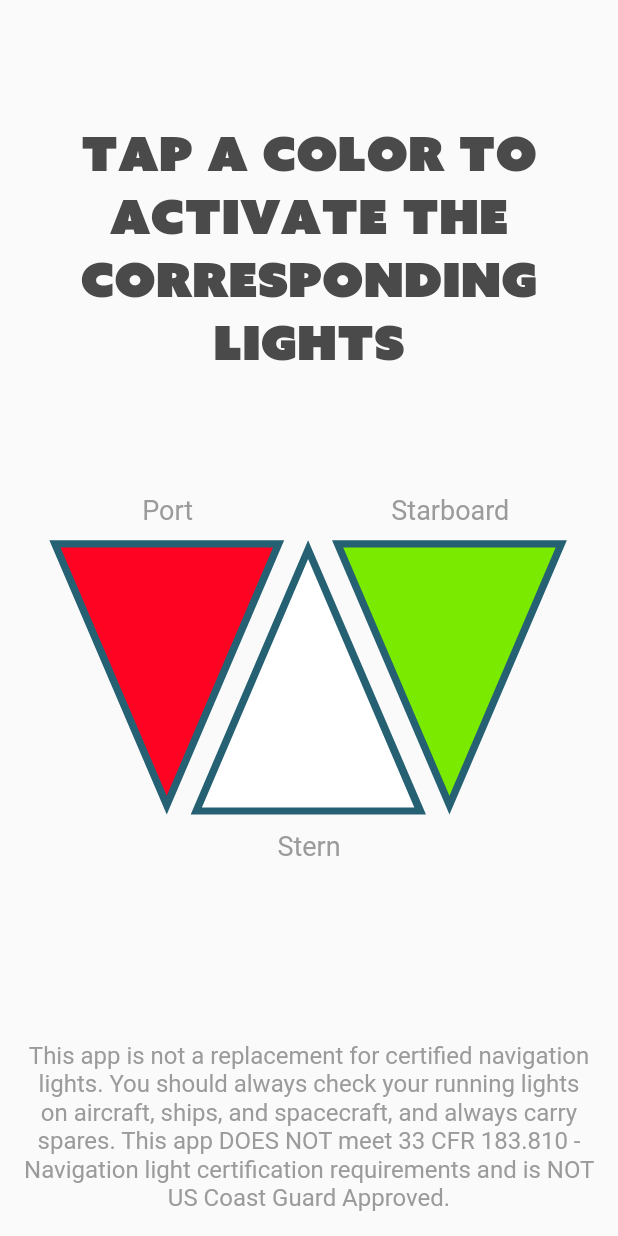
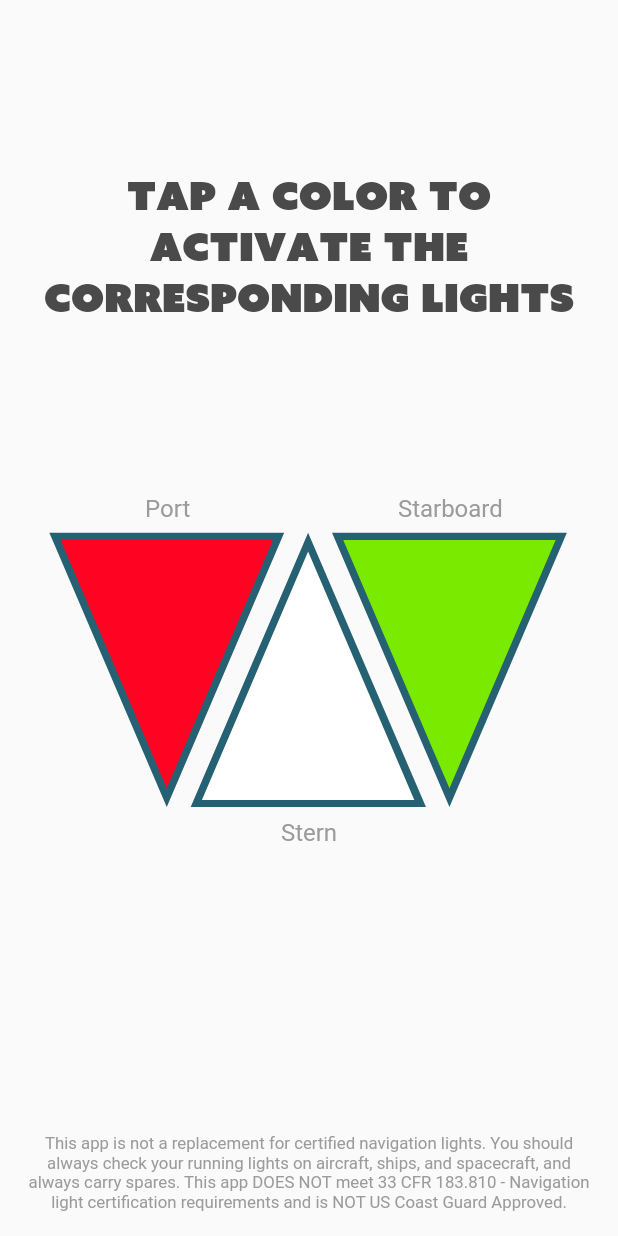
Before and after one commit to supitchayapat/emergency-nav-lights-sim-flutter, a Flutter app: the HomePage screen opened directly, on a phone screen of 412 x 824 dp. Run offline on Flutter 3.47's test engine with Material 2 defaults, Android fonts, the phone set to English and light mode, and no system bars; our stand-ins replace flutter_svg.

Commit message:
add text scale

```diff
--- a/lib/app-constant.dart
+++ b/lib/app-constant.dart
@@ -1,3 +1,5 @@
+
+import 'dart:math';
 
 import 'package:flutter/material.dart';
 
@@ -7,3 +9,15 @@ class AppColors {
   static Color grey = Color.fromARGB(255, 155, 155, 155);
   static Color dark = Color.fromARGB(255, 74, 74, 74);
 }
+
+double getTextScale(BuildContext context){
+  var size = MediaQuery.of(context).size;
+    var width = min(size.height, size.width);
+    if (width > 1000) {
+      return 1.2;
+    } else if (width > 700) {
+      return 1.0;
+    } else {
+      return 0.8;
+    }
+}
--- a/lib/page/home-page.dart
+++ b/lib/page/home-page.dart
@@ -44,6 +44,8 @@ class HomePage extends StatelessWidget {
   Triangle whiteTriangle;
   Triangle greenTriangle;
 
+  double textScale;
+
   void navigateToOneLight(context, color) {
     Navigator.push(
       context,
@@ -53,17 +55,22 @@ class HomePage extends StatelessWidget {
 
   void initTriangles() {
     var red = getRect(redTriangleKey);
-    redTriangle = Triangle(Point(red.left, red.top), Point(red.right, red.top), Point(red.bottomCenter.dx, red.bottom));
+    redTriangle = Triangle(Point(red.left, red.top), Point(red.right, red.top),
+        Point(red.bottomCenter.dx, red.bottom));
 
     debugPrint("red:$redTriangle");
 
     var white = getRect(whiteTriangleKey);
-    whiteTriangle = Triangle(Point(white.topCenter.dx, white.top), Point(white.right, white.bottom), Point(white.left, white.bottom));
+    whiteTriangle = Triangle(Point(white.topCenter.dx, white.top),
+        Point(white.right, white.bottom), Point(white.left, white.bottom));
 
     debugPrint("white:$whiteTriangle");
 
     var green = getRect(greenTriangleKey);
-    greenTriangle = Triangle(Point(green.left, green.top), Point(green.right, green.top), Point(green.bottomCenter.dx, green.bottom));
+    greenTriangle = Triangle(
+        Point(green.left, green.top),
+        Point(green.right, green.top),
+        Point(green.bottomCenter.dx, green.bottom));
 
     debugPrint("green:$greenTriangle");
   }
@@ -102,7 +109,7 @@ class HomePage extends StatelessWidget {
     var boxMargin;
     if (isHorizontal) {
       // size from height
-      boxHeight = box.maxHeight - 60; // 60 is text
+      boxHeight = box.maxHeight - 50; // 60 is text
       boxWidth = boxHeight * 1.169;
       boxMargin = box.maxWidth / 5.0;
     } else {
@@ -110,7 +117,7 @@ class HomePage extends StatelessWidget {
       if (size.height / size.width < 1.4) {
         // for pad, like 4:3
         boxWidth = size.width / 3;
-      }else{
+      } else {
         // for phone
         boxWidth = size.width / 2.6;
       }
@@ -119,33 +126,38 @@ class HomePage extends StatelessWidget {
       boxMargin = box.maxWidth / 2.0 - boxWidth - 15;
     }
 
-    return Stack(overflow: Overflow.visible, alignment: Alignment.topLeft, children: [
+    return Stack(
+        overflow: Overflow.visible,
+        alignment: Alignment.topLeft,
+        children: [
       Positioned(
           left: boxMargin,
           child: Column(
             children: [
               SizedBox(
-                height: 30.0,
+                    height: 25.0,
                 child: Text(
                   "Port",
-                  style: TextStyle(fontSize: 18.0, color: AppColors.grey),
+                      style: TextStyle(fontSize: 16.0, color: AppColors.grey),
                 ),
               ),
-              SvgPicture.asset("assets/images/redTriangle.svg", key: redTriangleKey, width: boxWidth, height: boxHeight),
-              SizedBox(height: 30.0)
+                  SvgPicture.asset("assets/images/redTriangle.svg",
+                      key: redTriangleKey, width: boxWidth, height: boxHeight),
+                  SizedBox(height: 25.0)
             ],
           )),
       Positioned(
         child: Column(children: [
-          SizedBox(height: 30.0),
-          SvgPicture.asset("assets/images/whiteTriangle.svg", key: whiteTriangleKey, width: boxWidth, height: boxHeight),
+              SizedBox(height: 25.0),
+              SvgPicture.asset("assets/images/whiteTriangle.svg",
+                  key: whiteTriangleKey, width: boxWidth, height: boxHeight),
           SizedBox(
-            height: 30.0,
+                height: 25.0,
             child: Align(
               alignment: Alignment.bottomCenter,
               child: Text(
                 "Stern",
-                style: TextStyle(fontSize: 18.0, color: AppColors.grey),
+                    style: TextStyle(fontSize: 16.0, color: AppColors.grey),
               ),
             ),
           )
@@ -156,14 +168,15 @@ class HomePage extends StatelessWidget {
         child: Column(
           children: [
             SizedBox(
-              height: 30.0,
+                  height: 25.0,
               child: Text(
                 "Starboard",
-                style: TextStyle(fontSize: 18.0, color: AppColors.grey),
+                    style: TextStyle(fontSize: 16.0, color: AppColors.grey),
               ),
             ),
-            SvgPicture.asset("assets/images/greenTriangle.svg", key: greenTriangleKey, width: boxWidth, height: boxHeight),
-            SizedBox(height: 30.0)
+                SvgPicture.asset("assets/images/greenTriangle.svg",
+                    key: greenTriangleKey, width: boxWidth, height: boxHeight),
+                SizedBox(height: 25.0)
           ],
         ),
       )
@@ -172,6 +185,8 @@ class HomePage extends StatelessWidget {
 
   @override
   Widget build(BuildContext context) {
+    this.textScale = getTextScale(context);
+
     var body = Flex(
       direction: Axis.vertical,
       children: [
@@ -181,7 +196,11 @@ class HomePage extends StatelessWidget {
               alignment: Alignment.center,
               margin: EdgeInsets.all(16.0),
               child: Text("Tap a color to activate the corresponding lights",
-                  textAlign: TextAlign.center, style: TextStyle(fontSize: 32.0, color: AppColors.dark, fontFamily: "AzoSansUber")),
+                  textAlign: TextAlign.center,
+                  style: TextStyle(
+                      fontSize: 32.0 * textScale,
+                      color: AppColors.dark,
+                      fontFamily: "AzoSansUber")),
             )),
         Expanded(
             flex: 2,
@@ -198,7 +217,7 @@ class HomePage extends StatelessWidget {
               child: Text(
                   "This app is not a replacement for certified navigation lights. You should always check your running lights on aircraft, ships, and spacecraft, and always carry spares. This app DOES NOT meet 33 CFR 183.810 - Navigation light certification requirements and is NOT US Coast Guard Approved.",
                   textAlign: TextAlign.center,
-                  style: TextStyle(fontSize: 16.0, color: AppColors.grey)),
+                  style: TextStyle(fontSize: 14.0 * textScale, color: AppColors.grey)),
             ))
       ],
     );
@@ -228,7 +247,10 @@ bool pointInTriangle(Point point, Triangle triangle) {
       dot12 = v1x * v2x + v1y * v2y;
 
   // Compute barycentric coordinates
-  var b = (dot00 * dot11 - dot01 * dot01), inv = b == 0 ? 0 : (1 / b), u = (dot11 * dot02 - dot01 * dot12) * inv, v = (dot00 * dot12 - dot01 * dot02) * inv;
+  var b = (dot00 * dot11 - dot01 * dot01),
+      inv = b == 0 ? 0 : (1 / b),
+      u = (dot11 * dot02 - dot01 * dot12) * inv,
+      v = (dot00 * dot12 - dot01 * dot02) * inv;
 
   return u >= 0 && v >= 0 && (u + v < 1);
 }
--- a/lib/page/splash-page.dart
+++ b/lib/page/splash-page.dart
@@ -53,7 +53,7 @@ class SplashPageState extends State<SplashPage> {
                     child: Text("EMERGENCY NAV LIGHTS SIMULATOR",
                         textAlign: TextAlign.center,
                         style: TextStyle(
-                            fontSize: 32.0,
+                            fontSize: 32.0 * getTextScale(context),
                             color: AppColors.dark,
                             fontFamily: "AzoSansUber")),
                   )),
```
